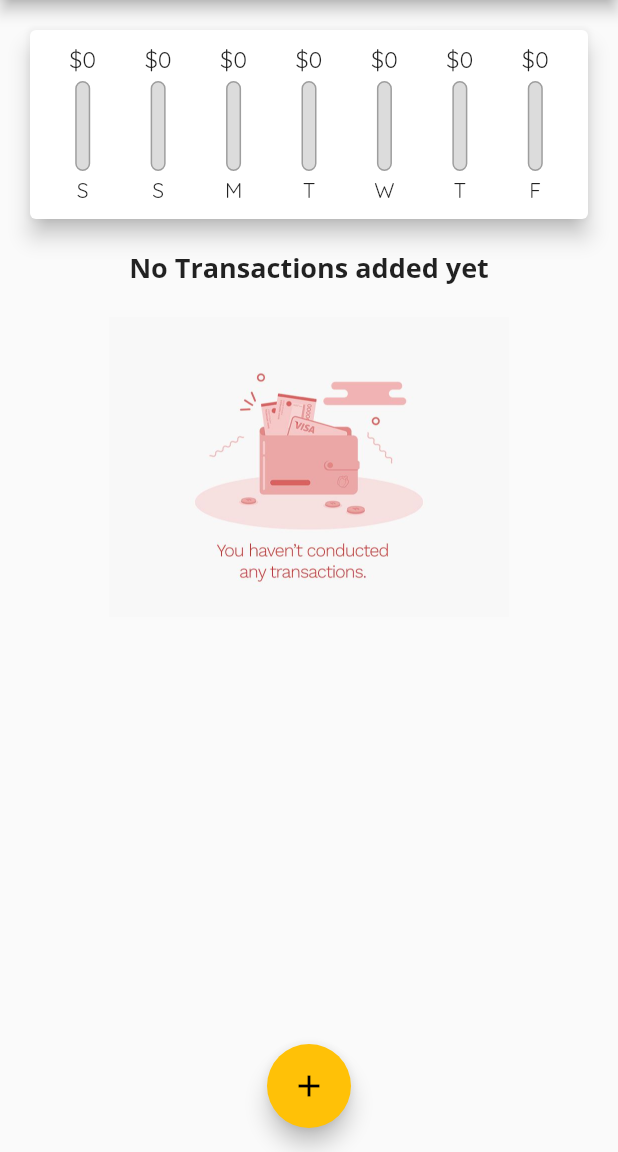
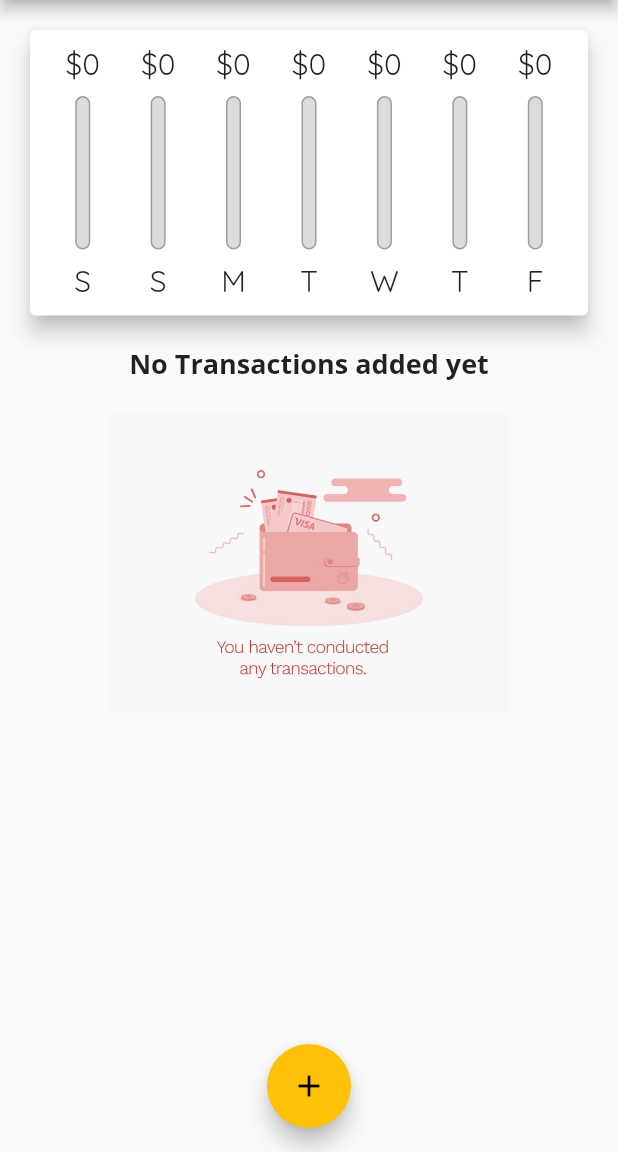
Before and after one commit to akshayMunot30/Personal-Expenses-App, a Flutter app: the screen it shows after launch, on a phone screen of 412 x 824 dp, the part 84-1236 px from its top. Run offline on Flutter 3.47's test engine with Material 2 defaults, Android fonts, the phone set to English and light mode, and no system bars; our stand-ins replace google_fonts.

Commit message:
Added dynamic heights to TransactionList, Chart and ChartBars

```diff
--- a/lib/main.dart
+++ b/lib/main.dart
@@ -115,8 +115,7 @@ class _MyHomePageState extends State<MyHomePage> {
 
   @override
   Widget build(BuildContext context) {
-    return Scaffold(
-      appBar: AppBar(
+    final appbar = AppBar(
       title: Text(
         'Personal Expenses',
       ),
@@ -126,14 +125,27 @@ class _MyHomePageState extends State<MyHomePage> {
           icon: Icon(Icons.add),
         )
       ],
-      ),
+    );
+
+    return Scaffold(
+      appBar: appbar,
       body: SingleChildScrollView(
         child: Column(
           // mainAxisAlignment: MainAxisAlignment.spaceAround,
           crossAxisAlignment: CrossAxisAlignment.stretch,
           children: <Widget>[
-            Chart(_recentTransactions),
-            TransactionList(_userTransactions, _deleteTransaction),
+            Container(
+                height: (MediaQuery.of(context).size.height -
+                        appbar.preferredSize.height -
+                        MediaQuery.of(context).padding.top) *
+                    0.3,
+                child: Chart(_recentTransactions)),
+            Container(
+                height: (MediaQuery.of(context).size.height -
+                        appbar.preferredSize.height -
+                        MediaQuery.of(context).padding.top) *
+                    0.7,
+                child: TransactionList(_userTransactions, _deleteTransaction)),
           ],
         ),
       ),
--- a/lib/widgets/chart_bar.dart
+++ b/lib/widgets/chart_bar.dart
@@ -9,17 +9,19 @@ class ChartBar extends StatelessWidget {
 
   @override
   Widget build(BuildContext context) {
+    return LayoutBuilder(
+      builder: (ctx, constraints) {
         return Column(
           children: [
             Container(
-            height: 20,
+                height: constraints.maxHeight * 0.15,
                 child: FittedBox(
                     child: Text('\$${spendingAmount.toStringAsFixed(0)}'))),
             SizedBox(
-          height: 4,
+              height: constraints.maxHeight * 0.05,
             ),
             Container(
-          height: 60,
+              height: constraints.maxHeight * 0.6,
               width: 10,
               child: Stack(
                 children: [
@@ -43,10 +45,17 @@ class ChartBar extends StatelessWidget {
               ),
             ),
             SizedBox(
-          height: 4,
+              height: constraints.maxHeight * 0.05,
             ),
-        Text(label),
+            Container(
+              height: constraints.maxHeight * 0.15,
+              child: FittedBox(
+                child: Text(label),
+              ),
+            ),
           ],
+        );
+      },
     );
   }
 }
--- a/lib/widgets/transaction_list.dart
+++ b/lib/widgets/transaction_list.dart
@@ -12,9 +12,7 @@ class TransactionList extends StatelessWidget {
 
   @override
   Widget build(BuildContext context) {
-    return Container(
-      height: 500,
-      child: transactions.isEmpty
+    return transactions.isEmpty
         ? Column(
             children: [
               Text(
@@ -67,7 +65,6 @@ class TransactionList extends StatelessWidget {
               );
             },
             itemCount: transactions.length,
-            ),
           );
   }
 }
```
Lines whose indentation alone changed are shown as unchanged.
